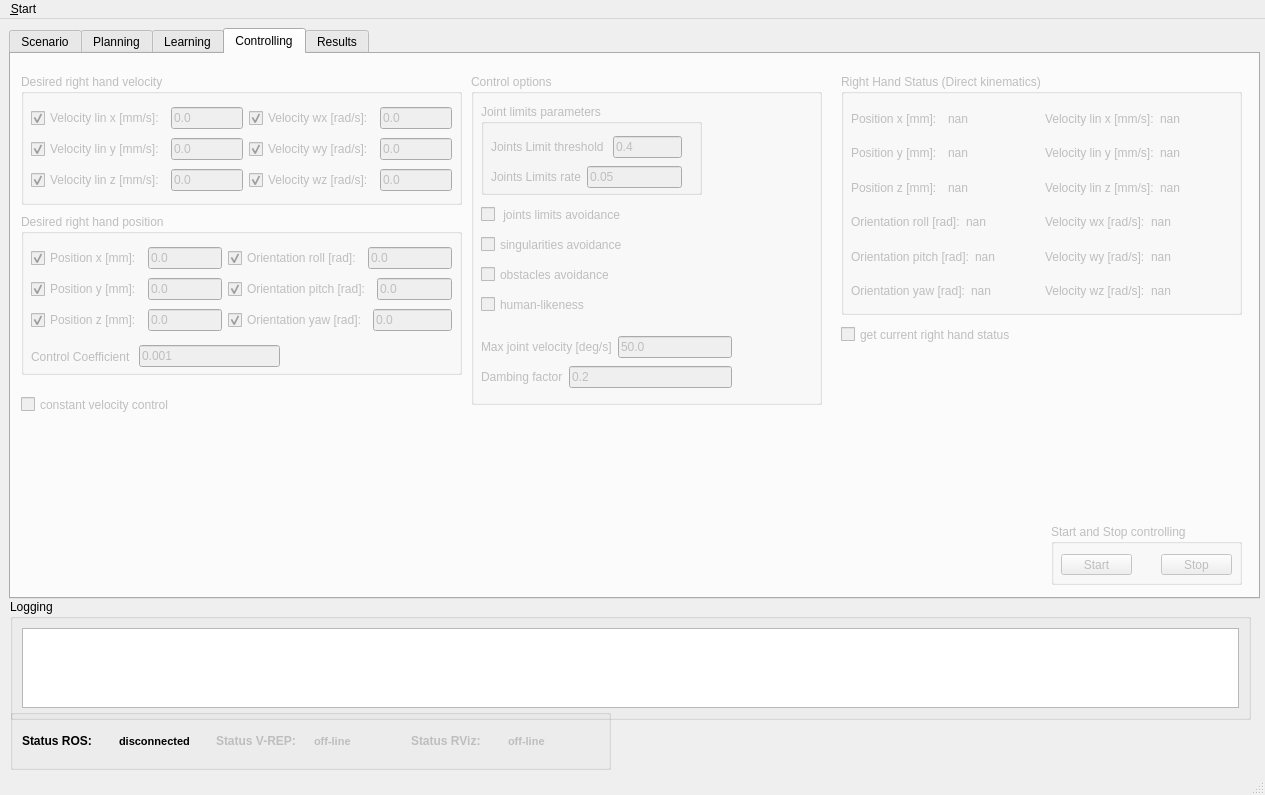
zohannn/motion_manager, file ui/main_window.ui: the form before one commit.
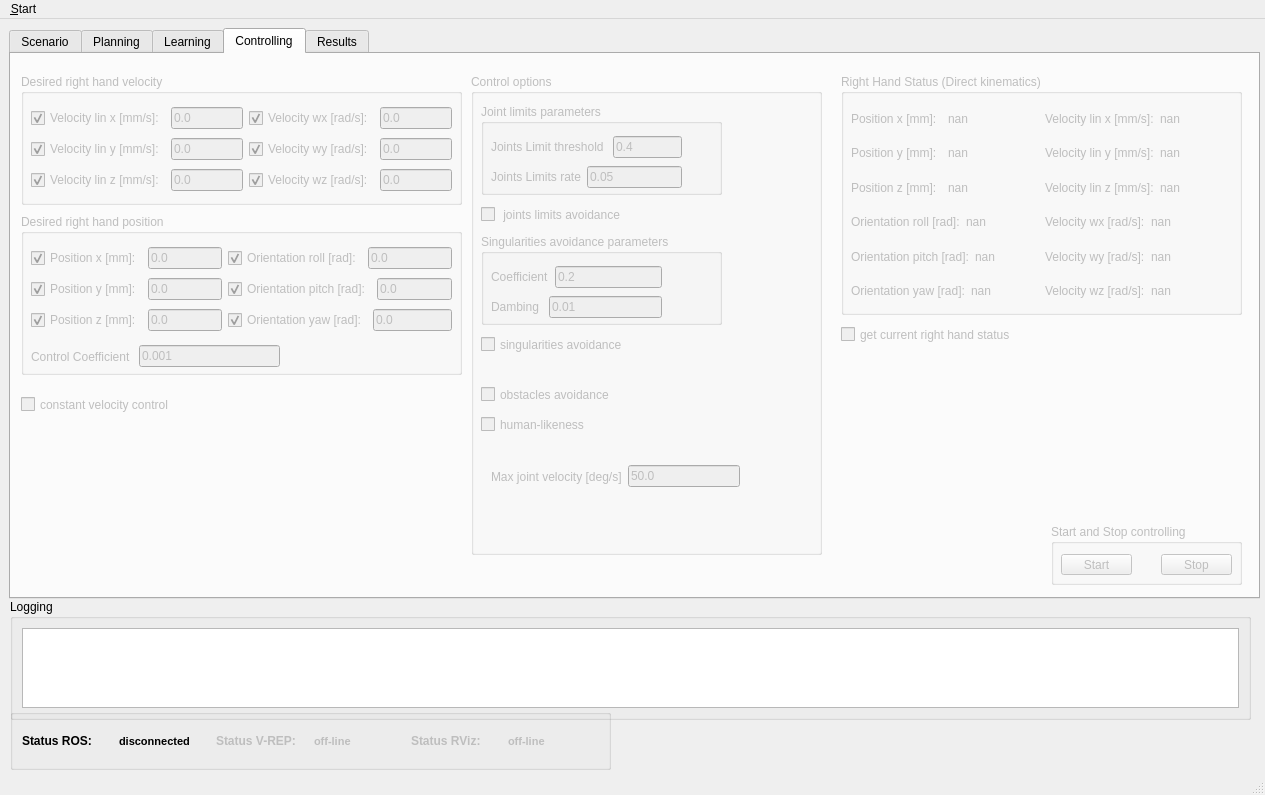
The form after the commit. Icons and pictures are not drawn. Custom widgets are drawn as their Qt base class.

Commit message: singularities avoidance added

What changed in the file:
```diff
--- a/ui/main_window.ui
+++ b/ui/main_window.ui
@@ -2408,7 +2408,7 @@
         <x>460</x>
         <y>20</y>
         <width>351</width>
-        <height>331</height>
+        <height>481</height>
        </rect>
       </property>
       <property name="title">
@@ -2418,7 +2418,7 @@
        <property name="geometry">
         <rect>
          <x>10</x>
-         <y>220</y>
+         <y>340</y>
          <width>171</width>
          <height>21</height>
         </rect>
@@ -2444,7 +2444,7 @@
        <property name="geometry">
         <rect>
          <x>10</x>
-         <y>160</y>
+         <y>260</y>
          <width>171</width>
          <height>21</height>
         </rect>
@@ -2457,7 +2457,7 @@
        <property name="geometry">
         <rect>
          <x>10</x>
-         <y>190</y>
+         <y>310</y>
          <width>171</width>
          <height>21</height>
         </rect>
@@ -2474,14 +2474,14 @@
         <rect>
          <x>10</x>
          <y>30</y>
-         <width>221</width>
+         <width>241</width>
          <height>91</height>
         </rect>
        </property>
        <property name="title">
         <string>Joint limits parameters</string>
        </property>
-       <widget class="QWidget" name="">
+       <widget class="QWidget" name="layoutWidget">
         <property name="geometry">
          <rect>
           <x>10</x>
@@ -2530,17 +2530,76 @@
         </layout>
        </widget>
       </widget>
+      <widget class="QGroupBox" name="groupBox_sing_av_params">
+       <property name="geometry">
+        <rect>
+         <x>10</x>
+         <y>160</y>
+         <width>241</width>
+         <height>91</height>
+        </rect>
+       </property>
+       <property name="title">
+        <string>Singularities avoidance parameters</string>
+       </property>
       <widget class="QWidget" name="">
        <property name="geometry">
         <rect>
          <x>10</x>
-         <y>260</y>
-         <width>251</width>
+          <y>30</y>
+          <width>171</width>
          <height>58</height>
         </rect>
        </property>
        <layout class="QVBoxLayout" name="verticalLayout_59">
         <item>
+          <layout class="QHBoxLayout" name="horizontalLayout_305">
+           <item>
+            <widget class="QLabel" name="label_sing_coeff">
+             <property name="text">
+              <string>Coefficient</string>
+             </property>
+            </widget>
+           </item>
+           <item>
+            <widget class="QLineEdit" name="lineEdit_sing_coeff">
+             <property name="text">
+              <string>0.2</string>
+             </property>
+            </widget>
+           </item>
+          </layout>
+         </item>
+         <item>
+          <layout class="QHBoxLayout" name="horizontalLayout_302">
+           <item>
+            <widget class="QLabel" name="label_sing_damping">
+             <property name="text">
+              <string>Dambing </string>
+             </property>
+            </widget>
+           </item>
+           <item>
+            <widget class="QLineEdit" name="lineEdit_sing_damping">
+             <property name="text">
+              <string>0.01</string>
+             </property>
+            </widget>
+           </item>
+          </layout>
+         </item>
+        </layout>
+       </widget>
+      </widget>
+      <widget class="QWidget" name="">
+       <property name="geometry">
+        <rect>
+         <x>20</x>
+         <y>390</y>
+         <width>249</width>
+         <height>25</height>
+        </rect>
+       </property>
          <layout class="QHBoxLayout" name="horizontalLayout_301">
           <item>
            <widget class="QLabel" name="label_vel_max">
@@ -2557,27 +2616,15 @@
            </widget>
           </item>
          </layout>
-        </item>
-        <item>
-         <layout class="QHBoxLayout" name="horizontalLayout_302">
-          <item>
-           <widget class="QLabel" name="label_damping">
-            <property name="text">
-             <string>Dambing factor</string>
-            </property>
-           </widget>
-          </item>
-          <item>
-           <widget class="QLineEdit" name="lineEdit_damping">
-            <property name="text">
-             <string>0.2</string>
-            </property>
-           </widget>
-          </item>
-         </layout>
-        </item>
-       </layout>
-      </widget>
+      </widget>
+      <zorder>checkBox_hl_add</zorder>
+      <zorder>checkBox_joints_limits_av</zorder>
+      <zorder>checkBox_sing_av</zorder>
+      <zorder>checkBox_obsts_av</zorder>
+      <zorder>groupBox_jlim_params</zorder>
+      <zorder>layoutWidget</zorder>
+      <zorder>label_vel_max</zorder>
+      <zorder>groupBox_sing_av_params</zorder>
      </widget>
     </widget>
     <widget class="QWidget" name="tab_results">
```
Lines whose indentation alone changed are shown as unchanged. The commit also changes 7 other files.
